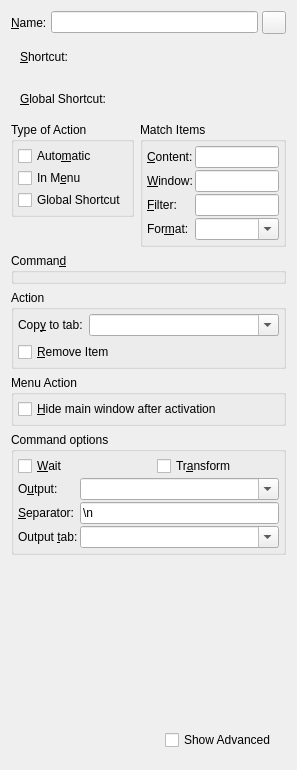
hluk/CopyQ, file src/ui/commandwidget.ui: the form before one commit.
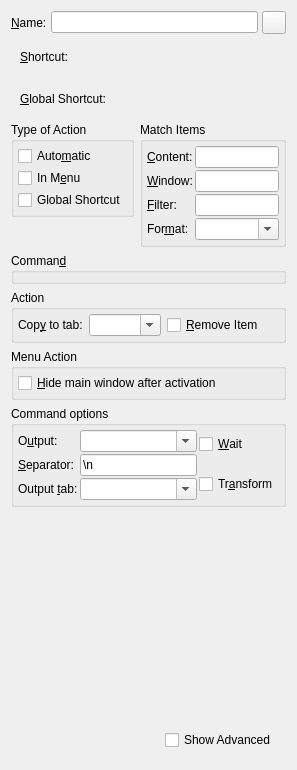
The form after the commit. Custom widgets are drawn as their Qt base class.

Commit message: Resize command edit to show all content in command dialog

What changed in the file:
```diff
--- a/src/ui/commandwidget.ui
+++ b/src/ui/commandwidget.ui
@@ -368,7 +368,7 @@
         <property name="title">
          <string>Action</string>
         </property>
-        <layout class="QVBoxLayout" name="verticalLayout">
+        <layout class="QHBoxLayout" name="horizontalLayout_7">
          <property name="leftMargin">
           <number>4</number>
          </property>
@@ -462,7 +462,7 @@
         <property name="title">
          <string>Command options</string>
         </property>
-        <layout class="QVBoxLayout" name="verticalLayout_3">
+        <layout class="QHBoxLayout" name="horizontalLayout_8">
          <property name="spacing">
           <number>2</number>
          </property>
@@ -478,33 +478,6 @@
          <property name="bottomMargin">
           <number>4</number>
          </property>
-         <item>
-          <layout class="QHBoxLayout" name="horizontalLayout_2">
-           <property name="spacing">
-            <number>16</number>
-           </property>
-           <item>
-            <widget class="QCheckBox" name="checkBoxWait">
-             <property name="toolTip">
-              <string>Show action dialog before executing the command</string>
-             </property>
-             <property name="text">
-              <string>&amp;Wait</string>
-             </property>
-            </widget>
-           </item>
-           <item>
-            <widget class="QCheckBox" name="checkBoxTransform">
-             <property name="toolTip">
-              <string>Change item, don't create any new items</string>
-             </property>
-             <property name="text">
-              <string>Tr&amp;ansform</string>
-             </property>
-            </widget>
-           </item>
-          </layout>
-         </item>
          <item>
           <layout class="QFormLayout" name="formLayout">
            <property name="fieldGrowthPolicy">
@@ -575,6 +548,33 @@
            </item>
           </layout>
          </item>
+         <item>
+          <layout class="QVBoxLayout" name="verticalLayout">
+           <property name="spacing">
+            <number>16</number>
+           </property>
+           <item>
+            <widget class="QCheckBox" name="checkBoxWait">
+             <property name="toolTip">
+              <string>Show action dialog before executing the command</string>
+             </property>
+             <property name="text">
+              <string>&amp;Wait</string>
+             </property>
+            </widget>
+           </item>
+           <item>
+            <widget class="QCheckBox" name="checkBoxTransform">
+             <property name="toolTip">
+              <string>Change item, don't create any new items</string>
+             </property>
+             <property name="text">
+              <string>Tr&amp;ansform</string>
+             </property>
+            </widget>
+           </item>
+          </layout>
+         </item>
         </layout>
        </widget>
       </item>
```
Left out of the diff: 2 changed lines with no effect on the pictures. The commit also changes 4 other files.
